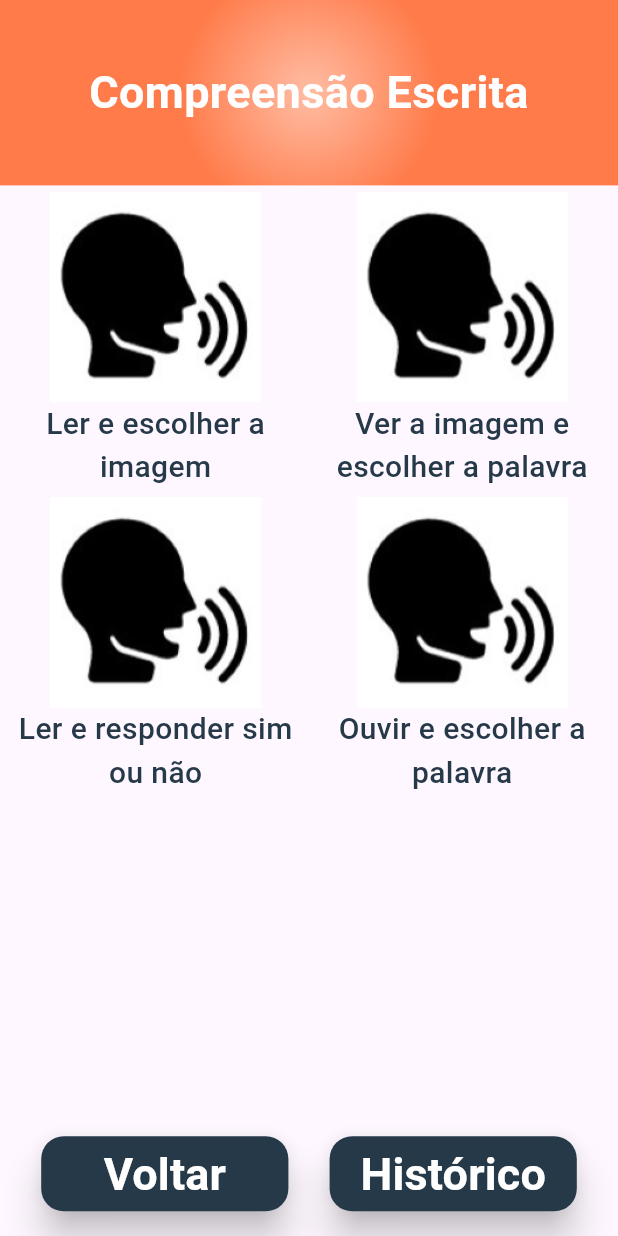
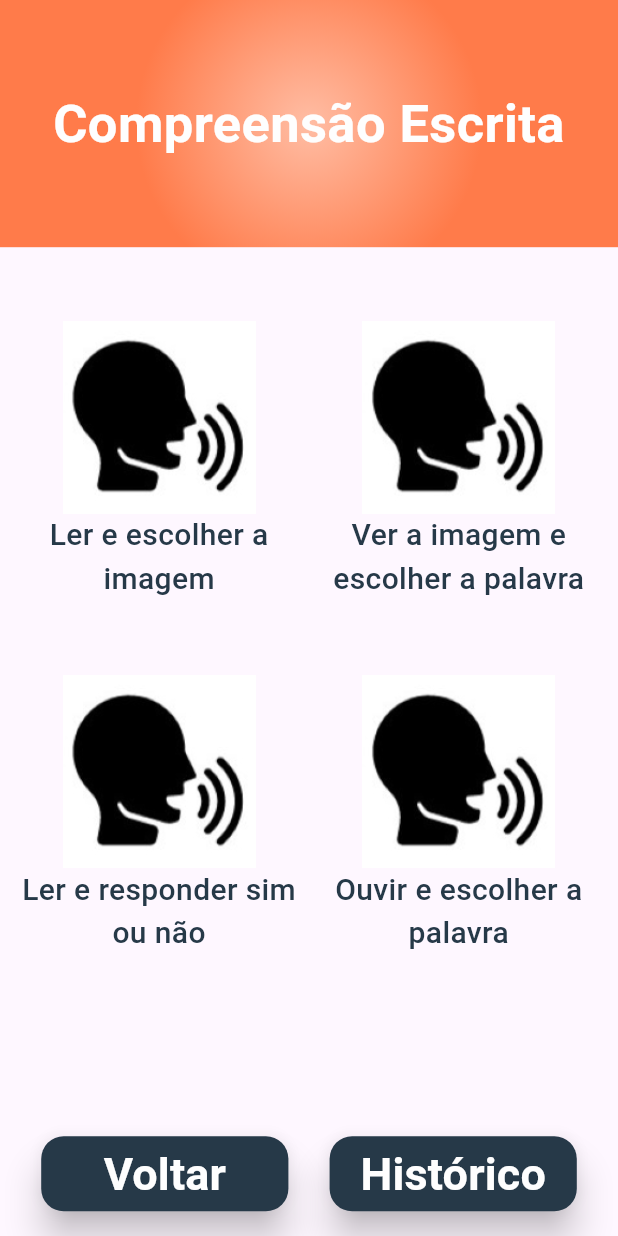
Before and after one commit to guiGarcia42/FonoTerapia, a Flutter app: the MenuPage screen opened by its route, after a tap on "Compreensão Escrita", on a phone screen of 412 x 824 dp. Run offline on Flutter 3.47's test engine with Material 3 defaults, Android fonts, the light colour scheme and no system bars; our stand-ins replace google_fonts, sqflite; missing offline and left inert: animated_card; accounts and stored records are empty; statements that could not run were skipped.

Commit message:
organizing code already written

```diff
--- a/lib/modules/game/widgets/build_game_question.dart
+++ b/lib/modules/game/widgets/build_game_question.dart
@@ -27,7 +27,11 @@ class BuildGameQuestion extends StatelessWidget {
     } else if ([5, 7].contains(subCategoryId)) {
       return _buildTextContainer();
     } else if ([6, 9, 10, 11, 12].contains(subCategoryId)) {
-      return _buildImageContainer();
+      if ([11].contains(subCategoryId)) {
+        return _buildImageContainer(true);
+      } else {
+        return _buildImageContainer(false);
+      }
     } else {
       return ErrorTextContainer(size: size);
     }
@@ -65,8 +69,26 @@ class BuildGameQuestion extends StatelessWidget {
     );
   }
 
-  Container _buildImageContainer() {
-    return Container(
+  Widget _buildImageContainer(bool playAudio) {
+
+    if(playAudio) {
+      player.play(AssetSource(rightAnswer.audioPath));
+
+      return InkWell(
+        onTap: () => player.play(AssetSource(rightAnswer.audioPath)),
+        child: Container(
+        height: size.height * 0.2,
+        decoration: _customBoxDecoration(),
+        child: ClipOval(
+          child: Image.asset(
+            rightAnswer.imagePath,
+            fit: BoxFit.cover,
+          ),
+        ),
+            ),
+      );
+    } else {
+      return Container(
       height: size.height * 0.2,
       decoration: _customBoxDecoration(),
       child: ClipOval(
@@ -75,7 +97,10 @@ class BuildGameQuestion extends StatelessWidget {
           fit: BoxFit.cover,
         ),
       ),
-    );
+          );
+    }
+
+
   }
 
   BoxDecoration _customBoxDecoration() {
--- a/lib/modules/history/history_page.dart
+++ b/lib/modules/history/history_page.dart
@@ -3,6 +3,7 @@ import 'package:fono_terapia/app_startup.dart';
 import 'package:fono_terapia/database/dao/sub_category_dao.dart';
 import 'package:fono_terapia/shared/assets/app_colors.dart';
 import 'package:fono_terapia/shared/assets/app_text_styles.dart';
+import 'package:fono_terapia/shared/model/category.dart';
 import 'package:fono_terapia/shared/model/sub_category.dart';
 import 'package:fono_terapia/shared/widgets/elevated_text_button.dart';
 
@@ -30,7 +31,7 @@ class _HistoryPageState extends State<HistoryPage> {
 
   @override
   Widget build(BuildContext context) {
-    final categoryId = ModalRoute.of(context)?.settings.arguments as int;
+    final category = ModalRoute.of(context)?.settings.arguments as Category;
     final size = MediaQuery.of(context).size;
 
     return Scaffold(
@@ -53,7 +54,7 @@ class _HistoryPageState extends State<HistoryPage> {
         backgroundColor: AppColors.darkOrange,
       ),
       body: FutureBuilder<List<SubCategory>>(
-        future: SubCategoryDao().findAllSubCategories(database, categoryId),
+        future: SubCategoryDao().findAllSubCategories(database, category.id),
         builder: (context, snapshot) {
           if (snapshot.connectionState == ConnectionState.waiting) {
             return Center(child: CircularProgressIndicator());
@@ -133,7 +134,7 @@ class _HistoryPageState extends State<HistoryPage> {
                   Expanded(
                     child: Center(
                       child: Text(
-                        "Arguments $categoryId \n CategoryFilters $checkedStates",
+                        "Arguments $category \n CategoryFilters $checkedStates",
                       ),
                     ),
                   ),
--- a/lib/modules/menu/menu_page.dart
+++ b/lib/modules/menu/menu_page.dart
@@ -1,11 +1,11 @@
 import 'package:flutter/material.dart';
 import 'package:fono_terapia/app_startup.dart';
 import 'package:fono_terapia/database/dao/category_dao.dart';
-import 'package:fono_terapia/shared/assets/app_colors.dart';
 import 'package:fono_terapia/shared/assets/app_text_styles.dart';
 import 'package:fono_terapia/shared/model/category.dart';
 import 'package:fono_terapia/shared/widgets/elevated_text_button.dart';
 import '../../shared/widgets/picture_button_with_description.dart';
+import '../../shared/widgets/custom_header.dart';
 
 class MenuPage extends StatelessWidget {
   const MenuPage({super.key});
@@ -18,32 +18,15 @@ class MenuPage extends StatelessWidget {
     return Scaffold(
       body: Column(
         crossAxisAlignment: CrossAxisAlignment.center,
+        mainAxisAlignment: MainAxisAlignment.spaceBetween,
         children: [
-          Container(
-            width: size.width,
-            height: size.height * 0.20,
-            decoration: BoxDecoration(
-              gradient: RadialGradient(
-                colors: [AppColors.lightOrange, AppColors.darkOrange],
-                center: Alignment.center,
-                radius: 0.7,
+          CustomHeader(
+            text: "Menu de Atividades Terapêuticas",
+            size: size,
           ),
-            ),
-            child: SafeArea(
-              child: Center(
-                child: Text(
-                  "Menu de Atividades Terapêuticas",
-                  style: TextStyles.titleMenu,
-                  textAlign: TextAlign.center,
-                ),
-              ),
-            ),
-          ),
-          Expanded(
-            child: Padding(
+          Padding(
             padding: EdgeInsets.symmetric(
-                vertical: size.height * 0.005,
-                horizontal: size.height * 0.005,
+              horizontal: size.width * 0.015,
             ),
             child: FutureBuilder<List<Category>>(
               future: CategoryDao().findAll(database),
@@ -55,15 +38,15 @@ class MenuPage extends StatelessWidget {
                 } else {
                   final categories = snapshot.data!;
 
-                    return Center(
+                  return SizedBox(
+                    height: size.height * 0.6,
                     child: GridView.builder(
                       itemCount: categories.length,
-                        gridDelegate:
-                            SliverGridDelegateWithFixedCrossAxisCount(
+                      gridDelegate: SliverGridDelegateWithFixedCrossAxisCount(
                         crossAxisCount: 2,
                         childAspectRatio: 0.975 * aspectRatioFactor,
-                          crossAxisSpacing: 5,
-                          mainAxisSpacing: 5,
+                        crossAxisSpacing: size.width * 0.03,
+                        mainAxisSpacing: size.height * 0.06,
                       ),
                       itemBuilder: (_, index) {
                         final category = categories[index];
@@ -75,7 +58,7 @@ class MenuPage extends StatelessWidget {
                           onTap: () => Navigator.pushNamed(
                             context,
                             '/option',
-                              arguments: category.id,
+                            arguments: category,
                           ),
                         );
                       },
@@ -83,7 +66,6 @@ class MenuPage extends StatelessWidget {
                   );
                 }
               },
-              ),
             ),
           ),
           Padding(
--- a/lib/modules/option/option_page.dart
+++ b/lib/modules/option/option_page.dart
@@ -1,12 +1,13 @@
 import 'package:flutter/material.dart';
 import 'package:fono_terapia/app_startup.dart';
-import 'package:fono_terapia/database/dao/category_dao.dart';
 import 'package:fono_terapia/database/dao/sub_category_dao.dart';
-import 'package:fono_terapia/shared/assets/app_colors.dart';
 import 'package:fono_terapia/shared/assets/app_text_styles.dart';
+import 'package:fono_terapia/shared/model/category.dart';
 import 'package:fono_terapia/shared/model/sub_category.dart';
 import 'package:fono_terapia/shared/widgets/elevated_text_button.dart';
 import 'package:fono_terapia/shared/widgets/picture_button_with_description.dart';
+
+import '../../shared/widgets/custom_header.dart';
 
 class OptionPage extends StatelessWidget {
   const OptionPage({Key? key});
@@ -15,57 +16,42 @@ class OptionPage extends StatelessWidget {
   Widget build(BuildContext context) {
     final size = MediaQuery.of(context).size;
     final aspectRatioFactor = size.width / 400;
-    final categoryId = ModalRoute.of(context)?.settings.arguments as int;
+    final category = ModalRoute.of(context)?.settings.arguments as Category;
 
     return Scaffold(
       body: Column(
         crossAxisAlignment: CrossAxisAlignment.center,
+        mainAxisAlignment: MainAxisAlignment.spaceBetween,
         children: [
-          Container(
-            width: size.width,
-            height: size.height * 0.15,
-            decoration: BoxDecoration(
-              gradient: RadialGradient(
-                colors: [AppColors.lightOrange, AppColors.darkOrange],
-                center: Alignment.center,
-                radius: 0.7,
+          CustomHeader(
+            text: category.name,
+            size: size,
           ),
-            ),
-            child: SafeArea(
-              child: Center(
-                child: Text(
-                  CategoryDao.categoryNames[categoryId - 1],
-                  style: TextStyles.titleOption,
-                  textAlign: TextAlign.center,
-                ),
-              ),
-            ),
-          ),
-          Expanded(
-            child: Padding(
+          Padding(
             padding: EdgeInsets.symmetric(
-                vertical: size.height * 0.005,
-                horizontal: size.height * 0.005,
+              horizontal: size.height * 0.015,
             ),
             child: FutureBuilder<List<SubCategory>>(
-                future: SubCategoryDao().findAllSubCategories(database, categoryId),
+              future:
+                  SubCategoryDao().findAllSubCategories(database, category.id),
               builder: (context, snapshot) {
                 if (snapshot.connectionState == ConnectionState.waiting) {
                   return Center(child: CircularProgressIndicator());
                 } else if (snapshot.hasError) {
-                    return Center(child: Text('Erro ao carregar dados $snapshot'));
+                  return Center(
+                      child: Text('Erro ao carregar dados $snapshot'));
                 } else {
                   final subCategories = snapshot.data!;
 
-
-                    return Center(
+                  return SizedBox(
+                    height: size.height * 0.6,
                     child: GridView.builder(
                       itemCount: subCategories.length,
                       gridDelegate: SliverGridDelegateWithFixedCrossAxisCount(
                         crossAxisCount: 2,
                         childAspectRatio: 0.975 * aspectRatioFactor,
-                          crossAxisSpacing: 5,
-                          mainAxisSpacing: 5,
+                        crossAxisSpacing: size.width * 0.03,
+                        mainAxisSpacing: size.height * 0.06,
                       ),
                       itemBuilder: (_, index) {
                         final subCategory = subCategories[index];
@@ -85,7 +71,6 @@ class OptionPage extends StatelessWidget {
                   );
                 }
               },
-              ),
             ),
           ),
           Padding(
@@ -109,7 +94,7 @@ class OptionPage extends StatelessWidget {
                     Navigator.pushNamed(
                       context,
                       '/history',
-                      arguments: categoryId,
+                      arguments: category,
                     );
                   },
                 ),
--- /dev/null
+++ b/lib/shared/widgets/custom_header.dart
@@ -0,0 +1,41 @@
+import 'package:flutter/material.dart';
+import 'package:fono_terapia/shared/assets/app_colors.dart';
+import 'package:fono_terapia/shared/assets/app_text_styles.dart';
+
+class CustomHeader extends StatelessWidget {
+  const CustomHeader({
+    super.key,
+    required this.text,
+    required this.size,
+  });
+
+  final String text;
+  final Size size;
+
+  @override
+  Widget build(BuildContext context) {
+    return Container(
+      width: size.width,
+      height: size.height * 0.20,
+      decoration: BoxDecoration(
+        gradient: RadialGradient(
+          colors: [AppColors.lightOrange, AppColors.darkOrange],
+          center: Alignment.center,
+          radius: 0.7,
+        ),
+      ),
+      child: SafeArea(
+        child: Padding(
+          padding: EdgeInsets.symmetric(horizontal: size.width * 0.05),
+          child: Center(
+            child: Text(
+              text,
+              style: TextStyles.titleMenu,
+              textAlign: TextAlign.center,
+            ),
+          ),
+        ),
+      ),
+    );
+  }
+}
```
Lines whose indentation alone changed are shown as unchanged.
